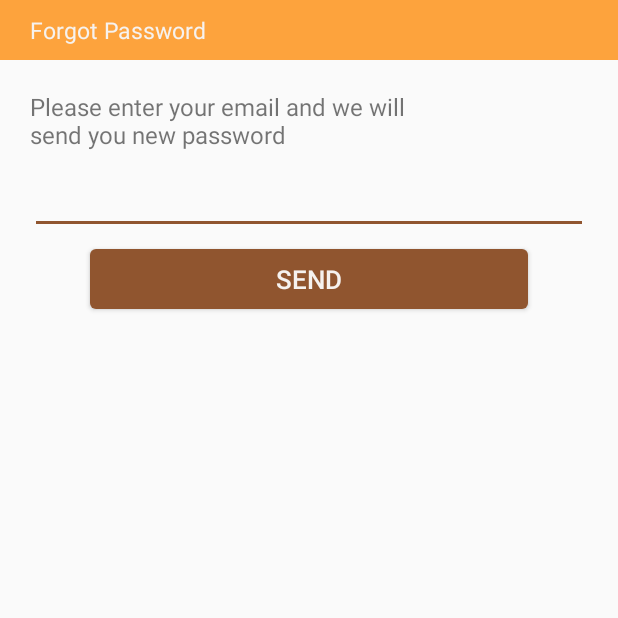
After one commit to robinthuan/OTT_DESIGN, an Android app: the ForgotActivity screen opened directly, with no data from a screen before it, on a phone screen of 412 x 824 dp, the top half of it. The commit adds this screen. Run offline under Robolectric (Android 15) with nearby library versions, the phone set to English and light mode, and no system bars.

Commit message:
no message

```diff
--- a/app/src/main/AndroidManifest.xml
+++ b/app/src/main/AndroidManifest.xml
@@ -17,7 +17,9 @@
             </intent-filter>
         </activity>
         <activity android:name=".LoginActivity" />
-        <activity android:name=".RegisterActivity"></activity>
+        <activity android:name=".RegisterActivity" />
+        <activity android:name=".ForgotActivity" />
+        <activity android:name=".HomeActivity"></activity>
     </application>
 
 </manifest>
--- /dev/null
+++ b/app/src/main/java/com/example/administrator/ott_demo/ForgotActivity.java
@@ -0,0 +1,13 @@
+package com.example.administrator.ott_demo;
+
+import android.support.v7.app.AppCompatActivity;
+import android.os.Bundle;
+
+public class ForgotActivity extends AppCompatActivity {
+
+    @Override
+    protected void onCreate(Bundle savedInstanceState) {
+        super.onCreate(savedInstanceState);
+        setContentView(R.layout.activity_forgot);
+    }
+}
--- a/app/src/main/java/com/example/administrator/ott_demo/LoginActivity.java
+++ b/app/src/main/java/com/example/administrator/ott_demo/LoginActivity.java
@@ -24,10 +24,13 @@ public class LoginActivity extends AppCompatActivity implements View.OnClickList
     public void onClick(View view) {
         switch (view.getId()){
             case R.id.login:
+                startActivity(new Intent(LoginActivity.this,HomeActivity.class));
                 break;
             case R.id.register:
                 startActivity(new Intent(LoginActivity.this,RegisterActivity.class));
                 break;
+            case R.id.forgot_password:
+                startActivity(new Intent(LoginActivity.this,ForgotActivity.class));
                 default:break;
         }
     }
--- /dev/null
+++ b/app/src/main/res/layout/activity_forgot.xml
@@ -0,0 +1,56 @@
+<?xml version="1.0" encoding="utf-8"?>
+<LinearLayout xmlns:android="http://schemas.android.com/apk/res/android"
+    xmlns:app="http://schemas.android.com/apk/res-auto"
+    xmlns:tools="http://schemas.android.com/tools"
+    android:orientation="vertical"
+    android:layout_width="match_parent"
+    android:layout_height="match_parent">
+    <RelativeLayout
+        android:background="@color/orange"
+        android:layout_width="match_parent"
+        android:layout_height="40dp">
+        <TextView
+            android:textSize="15dp"
+            android:textColor="@color/color_text_button"
+            android:text="Forgot Password"
+            android:paddingLeft="20dp"
+            android:layout_centerVertical="true"
+            android:layout_width="match_parent"
+            android:layout_height="wrap_content"/>
+    </RelativeLayout>
+    <LinearLayout
+        android:orientation="vertical"
+        android:paddingLeft="20dp"
+        android:paddingRight="20dp"
+        android:layout_width="match_parent"
+        android:layout_height="match_parent">
+        <TextView
+            android:layout_marginTop="20dp"
+
+            android:text="@string/text_forgot_password"
+            android:textSize="@dimen/text_size"
+            android:layout_width="match_parent"
+            android:layout_height="wrap_content" />
+        <EditText
+            android:layout_marginTop="10dp"
+            android:theme="@style/CustomActivatedColor"
+            android:layout_width="match_parent"
+            android:layout_height="wrap_content"
+            android:layout_marginBottom="10dp" />
+        <Button
+
+            android:textSize="17sp"
+            android:text="SEND"
+            android:textAlignment="center"
+            android:textColor="#f6f2ef"
+            android:background="@drawable/button"
+            android:layout_marginLeft="40dp"
+            android:layout_marginRight="40dp"
+            android:layout_width="match_parent"
+            android:layout_height="40dp" />
+
+
+
+    </LinearLayout>
+
+</LinearLayout>
--- a/app/src/main/res/layout/activity_login.xml
+++ b/app/src/main/res/layout/activity_login.xml
@@ -54,6 +54,8 @@
             android:layout_height="wrap_content" />
 
       <TextView
+          android:onClick="onClick"
+          android:id="@+id/forgot_password"
           android:layout_marginTop="5dp"
           android:layout_marginBottom="5dp"
           android:textSize="15sp"
--- a/app/src/main/res/values/strings.xml
+++ b/app/src/main/res/values/strings.xml
@@ -1,4 +1,5 @@
 <resources>
     <string name="app_name">OTT_DEMO</string>
-<string name="test_dialog">Succsess,please check your email \n robin@gmail.com to active \n account</string>
+    <string name="test_dialog">Succsess,please check your email \n robin@gmail.com to active \n account</string>
+    <string name="text_forgot_password">Please enter your email and we will \nsend you new password</string>
 </resources>
```
Also changed, not shown: app/src/main/java/com/example/administrator/ott_demo/HomeActivity.java (added, +13 -0 lines), app/src/main/res/layout/activity_home.xml (added, +9 -0 lines), app/src/main/res/values/dimen.xml (added, +7 -0 lines).
